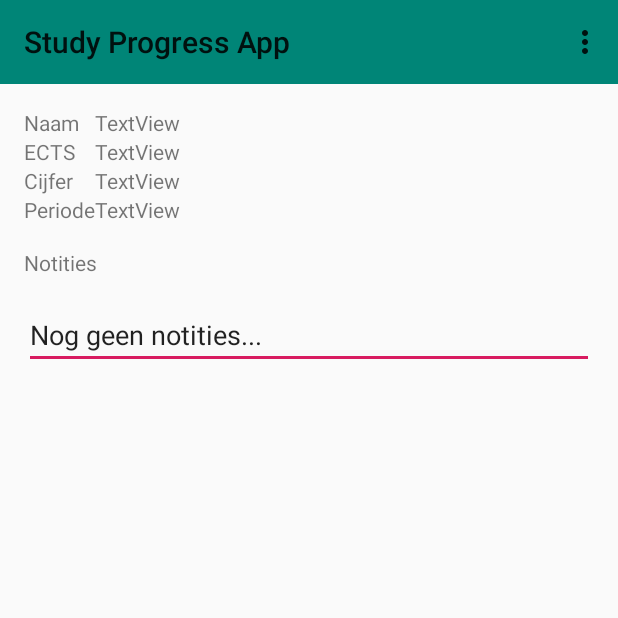
After one commit to paisan22/StudyProgressApp, an Android app: the SubjectDetailsActivity screen opened directly, with no data from a screen before it, on a phone screen of 412 x 824 dp, the top half of it. The commit adds this screen. Run offline under Robolectric (Android 15) with nearby library versions, the phone set to English and light mode, and no system bars; our stand-ins replace data binding; 5 statements that could not run were skipped.

Commit message:
because of the details activity the user can get more information about a specific subject

```diff
--- a/app/src/main/AndroidManifest.xml
+++ b/app/src/main/AndroidManifest.xml
@@ -4,15 +4,15 @@
 
     <uses-permission android:name="android.permission.INTERNET" />
 
-
     <application
-        android:usesCleartextTraffic="true"
         android:allowBackup="true"
         android:icon="@mipmap/ic_launcher"
         android:label="@string/app_name"
         android:roundIcon="@mipmap/ic_launcher_round"
         android:supportsRtl="true"
-        android:theme="@style/AppTheme">
+        android:theme="@style/AppTheme"
+        android:usesCleartextTraffic="true">
+        <activity android:name=".ui.SubjectDetailsActivity"></activity>
         <activity android:name=".ui.MainActivity">
             <intent-filter>
                 <action android:name="android.intent.action.MAIN" />
--- a/app/src/main/java/nl/hsleiden/studyprogressapp/database/Models/Course.java
+++ b/app/src/main/java/nl/hsleiden/studyprogressapp/database/Models/Course.java
@@ -4,8 +4,12 @@ import android.arch.persistence.room.Entity;
 import android.arch.persistence.room.Ignore;
 import android.arch.persistence.room.PrimaryKey;
 
+import java.io.Serializable;
+
+// TODO: make it parcelable for better performance.
+
 @Entity(tableName = "course")
-public class Course {
+public class Course implements Serializable {
 
     @PrimaryKey(autoGenerate = true)
     private int id;
--- a/app/src/main/java/nl/hsleiden/studyprogressapp/ui/CourseListAdapter.java
+++ b/app/src/main/java/nl/hsleiden/studyprogressapp/ui/CourseListAdapter.java
@@ -1,5 +1,6 @@
 package nl.hsleiden.studyprogressapp.ui;
 
+import android.content.Intent;
 import android.graphics.Color;
 import android.support.annotation.NonNull;
 import android.support.v7.widget.RecyclerView;
@@ -30,8 +31,6 @@ public class CourseListAdapter extends RecyclerView.Adapter<CourseListAdapter.My
     @Override
     public MyViewHolder onCreateViewHolder(@NonNull ViewGroup viewGroup, int i) {
         View listItem = LayoutInflater.from(viewGroup.getContext()).inflate(R.layout.course_list_item, viewGroup, false);
-
-
         MyViewHolder myViewHolder = new MyViewHolder(listItem);
 
         return myViewHolder;
@@ -41,6 +40,7 @@ public class CourseListAdapter extends RecyclerView.Adapter<CourseListAdapter.My
     public void onBindViewHolder(@NonNull MyViewHolder myViewHolder, int i) {
         Course course = courseList.get(i);
         myViewHolder.setData(course);
+
     }
 
     @Override
@@ -69,6 +69,15 @@ public class CourseListAdapter extends RecyclerView.Adapter<CourseListAdapter.My
             name.setText(course.getName());
             ects.setText(String.valueOf(course.getEcts()));
             grade.setText(String.valueOf(course.getGrade()));
+
+            itemView.setOnClickListener(new View.OnClickListener() {
+                @Override
+                public void onClick(View v) {
+                    Intent intent = new Intent(v.getContext(), SubjectDetailsActivity.class);
+                    intent.putExtra("course", course);
+                    v.getContext().startActivity(intent);
+                }
+            });
         }
     }
 }
--- /dev/null
+++ b/app/src/main/java/nl/hsleiden/studyprogressapp/ui/SubjectDetailsActivity.java
@@ -0,0 +1,52 @@
+package nl.hsleiden.studyprogressapp.ui;
+
+import android.databinding.DataBindingUtil;
+import android.os.Bundle;
+import android.support.v7.app.AppCompatActivity;
+import android.view.Menu;
+import android.view.MenuInflater;
+import android.view.MenuItem;
+
+import nl.hsleiden.studyprogressapp.R;
+import nl.hsleiden.studyprogressapp.database.Models.Course;
+import nl.hsleiden.studyprogressapp.databinding.ActivitySubjectDetailsBinding;
+import nl.hsleiden.studyprogressapp.menu.MenuHandler;
+
+public class SubjectDetailsActivity extends AppCompatActivity {
+
+    @Override
+    protected void onCreate(Bundle savedInstanceState) {
+        super.onCreate(savedInstanceState);
+        setContentView(R.layout.activity_subject_details);
+
+        ActivitySubjectDetailsBinding detailsBinding =
+                DataBindingUtil.setContentView(this, R.layout.activity_subject_details);
+
+        setSupportActionBar(detailsBinding.subjectDetailsToolbar);
+
+        Course course = (Course) getIntent().getSerializableExtra("course");
+        detailsBinding.subjectDetailsNameValue.setText(course.getName());
+        detailsBinding.subjectDetailsEctsValue.setText(String.valueOf(course.getEcts()));
+        detailsBinding.subjectDetailsGradeValue.setText(String.valueOf(course.getGrade()));
+        detailsBinding.subjectDetailsPeriodValue.setText(String.valueOf(course.getPeriod()));
+
+        if(course.getNotes() != null) {
+            detailsBinding.subjectDetailsNotesValue.setText(course.getNotes());
+        } else {
+            detailsBinding.subjectDetailsNotesValue.setText("Nog geen notities...");
+        }
+    }
+
+    @Override
+    public boolean onCreateOptionsMenu(Menu menu) {
+        MenuInflater menuInflater = getMenuInflater();
+        menuInflater.inflate(R.menu.my_menu, menu);
+        return true;
+    }
+
+    @Override
+    public boolean onOptionsItemSelected(MenuItem item) {
+        MenuHandler.handle(this, item);
+        return super.onOptionsItemSelected(item);
+    }
+}
--- a/app/src/main/res/layout/activity_main.xml
+++ b/app/src/main/res/layout/activity_main.xml
@@ -24,9 +24,8 @@
 
         <android.support.v7.widget.RecyclerView
             android:id="@+id/recycle_view_course_list"
-            android:layout_width="match_parent"
-            android:layout_height="0dp"
-            android:layout_marginTop="16dp"
+            android:layout_width="0dp"
+            android:layout_height="wrap_content"
             app:layout_constraintEnd_toEndOf="parent"
             app:layout_constraintStart_toStartOf="parent"
             app:layout_constraintTop_toBottomOf="@+id/toolbar">
--- /dev/null
+++ b/app/src/main/res/layout/activity_subject_details.xml
@@ -0,0 +1,130 @@
+<?xml version="1.0" encoding="utf-8"?>
+
+<layout xmlns:android="http://schemas.android.com/apk/res/android"
+    xmlns:app="http://schemas.android.com/apk/res-auto"
+    xmlns:tools="http://schemas.android.com/tools">
+
+    <android.support.constraint.ConstraintLayout
+        android:layout_width="match_parent"
+        android:layout_height="match_parent"
+        tools:context=".ui.SubjectDetailsActivity">
+
+        <android.support.v7.widget.Toolbar
+            android:id="@+id/subject_details_toolbar"
+            android:layout_width="0dp"
+            android:layout_height="wrap_content"
+            android:background="?attr/colorPrimary"
+            android:minHeight="?attr/actionBarSize"
+            android:theme="?attr/actionBarTheme"
+            app:layout_constraintEnd_toEndOf="parent"
+            app:layout_constraintStart_toStartOf="parent"
+            app:layout_constraintTop_toTopOf="parent" />
+
+        <TableLayout
+            android:id="@+id/tableLayout"
+            android:layout_width="match_parent"
+            android:layout_height="wrap_content"
+            android:layout_marginStart="16dp"
+            android:layout_marginTop="16dp"
+            android:layout_marginEnd="16dp"
+            app:layout_constraintEnd_toEndOf="parent"
+            app:layout_constraintStart_toStartOf="parent"
+            app:layout_constraintTop_toBottomOf="@+id/subject_details_toolbar">
+
+            <TableRow
+                android:layout_width="match_parent"
+                android:layout_height="match_parent">
+
+                <TextView
+                    android:id="@+id/subject_details_name"
+                    android:layout_width="wrap_content"
+                    android:layout_height="wrap_content"
+                    android:text="@string/subject_name" />
+
+                <TextView
+                    android:id="@+id/subject_details_name_value"
+                    android:layout_width="wrap_content"
+                    android:layout_height="wrap_content"
+                    android:text="TextView" />
+            </TableRow>
+
+            <TableRow
+                android:layout_width="match_parent"
+                android:layout_height="match_parent">
+
+                <TextView
+                    android:id="@+id/subject_details_ects"
+                    android:layout_width="wrap_content"
+                    android:layout_height="wrap_content"
+                    android:text="@string/subject_ects" />
+
+                <TextView
+                    android:id="@+id/subject_details_ects_value"
+                    android:layout_width="wrap_content"
+                    android:layout_height="wrap_content"
+                    android:text="TextView" />
+            </TableRow>
+
+            <TableRow
+                android:layout_width="match_parent"
+                android:layout_height="match_parent">
+
+                <TextView
+                    android:id="@+id/subject_details_grade"
+                    android:layout_width="wrap_content"
+                    android:layout_height="wrap_content"
+                    android:text="@string/subject_grade" />
+
+                <TextView
+                    android:id="@+id/subject_details_grade_value"
+                    android:layout_width="wrap_content"
+                    android:layout_height="wrap_content"
+                    android:text="TextView" />
+            </TableRow>
+
+            <TableRow
+                android:layout_width="match_parent"
+                android:layout_height="match_parent">
+
+                <TextView
+                    android:id="@+id/subject_details_period"
+                    android:layout_width="wrap_content"
+                    android:layout_height="wrap_content"
+                    android:text="@string/subject_period" />
+
+                <TextView
+                    android:id="@+id/subject_details_period_value"
+                    android:layout_width="wrap_content"
+                    android:layout_height="wrap_content"
+                    android:text="TextView" />
+            </TableRow>
+
+        </TableLayout>
+
+        <TextView
+            android:id="@+id/subject_details_notes"
+            android:layout_width="0dp"
+            android:layout_height="wrap_content"
+            android:layout_marginStart="16dp"
+            android:layout_marginTop="16dp"
+            android:layout_marginEnd="16dp"
+            android:text="@string/subject_notes"
+            app:layout_constraintEnd_toEndOf="parent"
+            app:layout_constraintStart_toStartOf="parent"
+            app:layout_constraintTop_toBottomOf="@+id/tableLayout" />
+
+        <EditText
+            android:id="@+id/subject_details_notes_value"
+            android:layout_width="0dp"
+            android:layout_height="wrap_content"
+            android:layout_marginStart="16dp"
+            android:layout_marginTop="16dp"
+            android:layout_marginEnd="16dp"
+            android:ems="10"
+            android:inputType="textMultiLine"
+            app:layout_constraintEnd_toEndOf="parent"
+            app:layout_constraintStart_toStartOf="parent"
+            app:layout_constraintTop_toBottomOf="@+id/subject_details_notes" />
+
+    </android.support.constraint.ConstraintLayout>
+</layout>
--- a/app/src/main/res/values/strings.xml
+++ b/app/src/main/res/values/strings.xml
@@ -7,4 +7,9 @@
     <string name="menu_action_home">Home</string>
     <string name="menu_action_progressie_ects">Progressie ects</string>
     <string name="btn_reset_courses">Reset courses</string>
+    <string name="subject_name">Naam</string>
+    <string name="subject_ects">ECTS</string>
+    <string name="subject_grade">Cijfer</string>
+    <string name="subject_period">Periode</string>
+    <string name="subject_notes">Notities</string>
 </resources>
```
